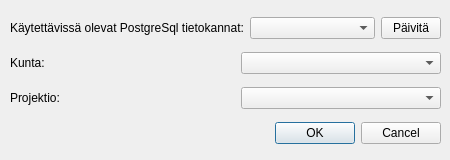
This is Kauko/ui/schema_creator_dialog.ui in sitowise/Kauko as Qt 5 draws it before an edit. The edited form follows.
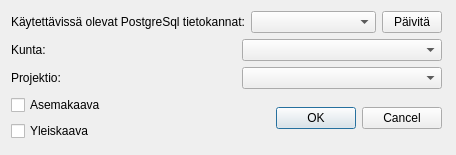
This is the edited form.

Commit message: Project creator now works

Patch:
```diff
--- a/Kauko/ui/schema_creator_dialog.ui
+++ b/Kauko/ui/schema_creator_dialog.ui
@@ -6,20 +6,20 @@
    <rect>
     <x>0</x>
     <y>0</y>
-    <width>450</width>
-    <height>160</height>
+    <width>456</width>
+    <height>155</height>
    </rect>
   </property>
   <property name="windowTitle">
    <string>Luo uusi työtila</string>
   </property>
-  <widget class="QWidget" name="layoutWidget">
+  <widget class="QWidget" name="">
    <property name="geometry">
     <rect>
-     <x>10</x>
-     <y>10</y>
+     <x>11</x>
+     <y>11</y>
      <width>431</width>
-     <height>141</height>
+     <height>133</height>
     </rect>
    </property>
    <layout class="QVBoxLayout" name="verticalLayout">
@@ -112,6 +112,26 @@
      </layout>
     </item>
     <item>
+     <layout class="QHBoxLayout" name="horizontalLayout_4">
+      <item>
+       <layout class="QVBoxLayout" name="verticalLayout_2">
+        <item>
+         <widget class="QCheckBox" name="detailedPlanCheckBox">
+          <property name="text">
+           <string>Asemakaava</string>
+          </property>
+         </widget>
+        </item>
+        <item>
+         <widget class="QCheckBox" name="masterPlanCheckBox">
+          <property name="text">
+           <string>Yleiskaava</string>
+          </property>
+         </widget>
+        </item>
+       </layout>
+      </item>
+      <item>
      <widget class="QDialogButtonBox" name="button_box">
       <property name="orientation">
        <enum>Qt::Horizontal</enum>
@@ -120,6 +140,8 @@
        <set>QDialogButtonBox::Cancel|QDialogButtonBox::Ok</set>
       </property>
      </widget>
+      </item>
+     </layout>
     </item>
    </layout>
   </widget>
```
Lines whose indentation alone changed are shown as unchanged. The commit also changes 6 other files.
